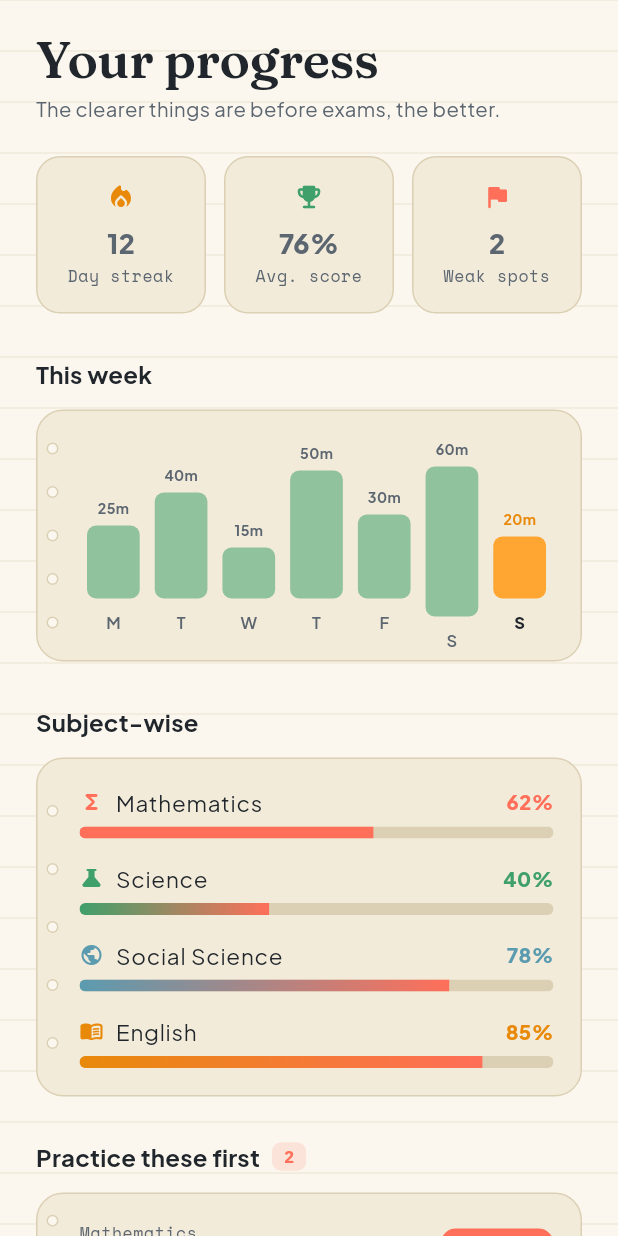
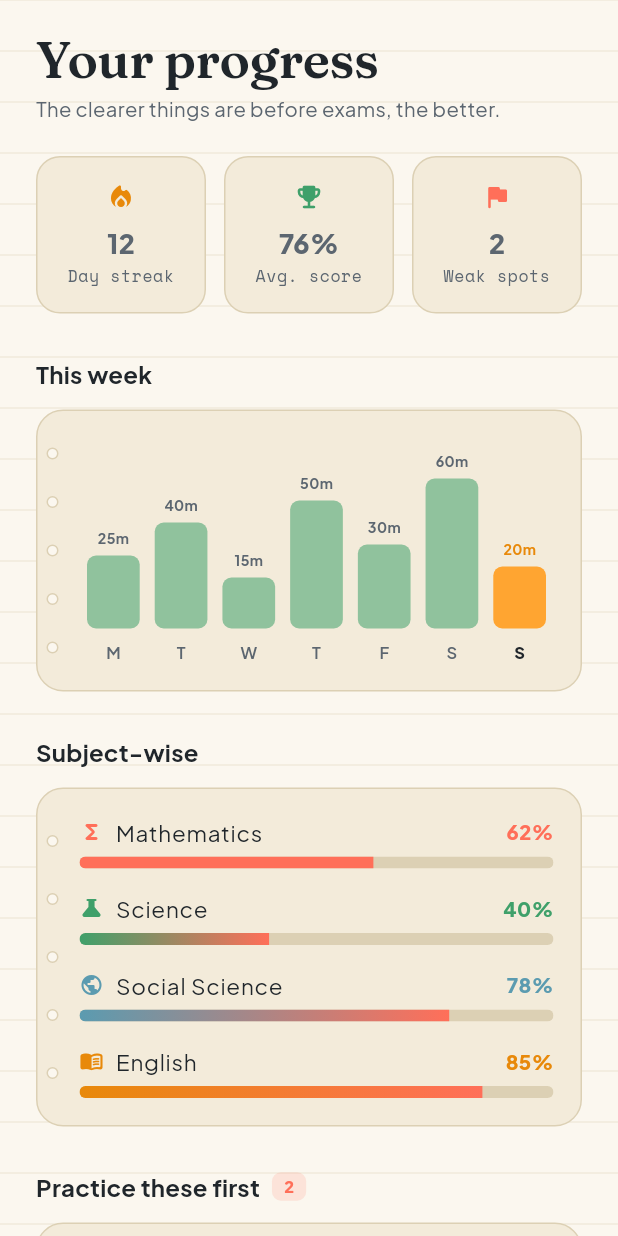
Before and after one commit to jtaniya005/Personalized_learning, a Flutter app: the ProgressScreen widget shown alone on an empty page, opened directly, on a phone screen of 412 x 824 dp. Run offline on Flutter 3.47's test engine with Material 3 defaults, Android fonts, the phone set to English and light mode, and no system bars; our stand-ins replace google_fonts.

Commit message:
feat: implement AI chat interface and student progress tracking with supporting mock data structures

```diff
--- a/lib/models/mock_data.dart
+++ b/lib/models/mock_data.dart
@@ -51,7 +51,7 @@ class AvatarOption {
 }
 
 /// Picked at registration, shown across Home and Chat.
-const List<AvatarOption> avatarOptions = [
+List<AvatarOption> get avatarOptions => [
   AvatarOption('😊', [AppColors.marigold, AppColors.coral]),
   AvatarOption('🦁', [AppColors.coral, AppColors.marigoldDeep]),
   AvatarOption('🐼', [AppColors.ink, AppColors.skyInk]),
--- a/lib/screens/ai_chat_screen.dart
+++ b/lib/screens/ai_chat_screen.dart
@@ -245,11 +245,11 @@ class _AiChatScreenState extends State<AiChatScreen> {
                 child: Container(
                   width: 48,
                   height: 48,
-                  decoration: const BoxDecoration(
+                  decoration: BoxDecoration(
                     gradient: LinearGradient(
                       begin: Alignment.topLeft,
                       end: Alignment.bottomRight,
-                      colors: [AppColors.ink, Color(0xFF34424C)],
+                      colors: [AppColors.ink, const Color(0xFF34424C)],
                     ),
                     shape: BoxShape.circle,
                   ),
--- a/lib/screens/progress_screen.dart
+++ b/lib/screens/progress_screen.dart
@@ -73,7 +73,7 @@ class ProgressScreen extends StatelessWidget {
         NotebookCard(
           holeCount: 5,
           child: SizedBox(
-            height: 130,
+            height: 150,
             child: Row(
               crossAxisAlignment: CrossAxisAlignment.end,
               children: mockWeekActivity.map((d) {
```
